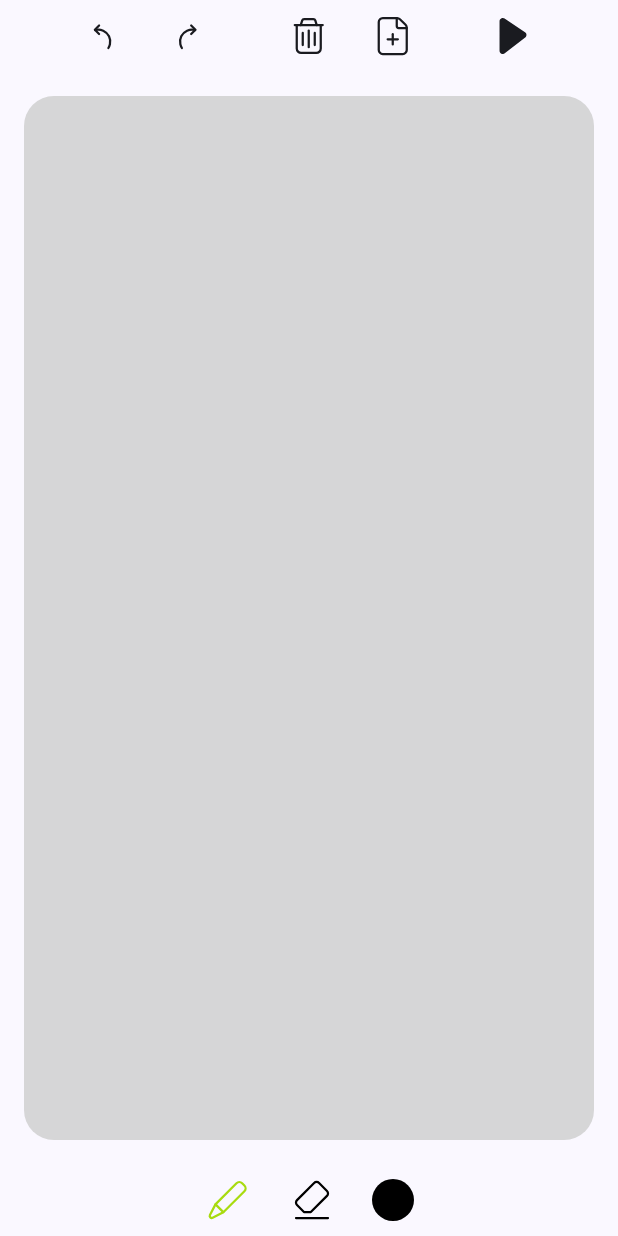
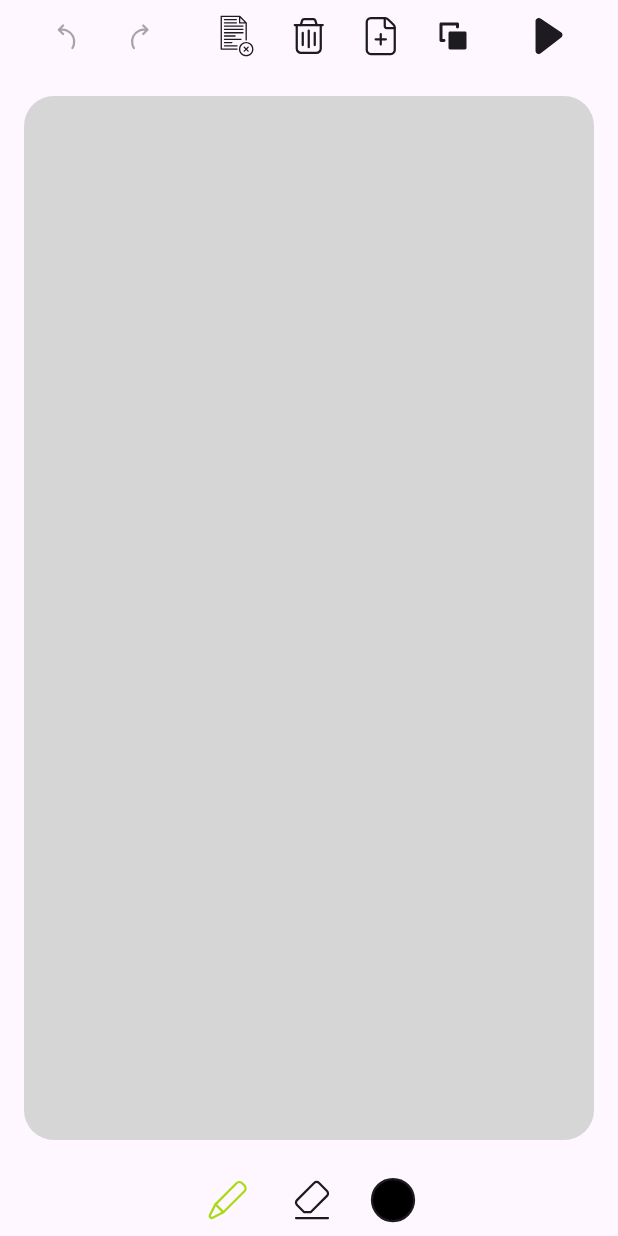
Before and after one commit to avereshchagin/Sketcher, an Android app built with Jetpack Compose: the screen it shows after launch (MainActivity), on a phone screen of 412 x 824 dp. Run offline under Robolectric (Android 15) with nearby library versions, the phone set to English and light mode, and no system bars.

Commit message:
Theme + more actions

```diff
--- a/app/src/main/kotlin/io/github/avereshchagin/sketcher/MainActivity.kt
+++ b/app/src/main/kotlin/io/github/avereshchagin/sketcher/MainActivity.kt
@@ -60,6 +60,8 @@ fun MainScreen(
         AnimationTools(
             modifier = Modifier.fillMaxWidth(),
             isPlaying = state.isPlaying,
+            canUndo = state.lastOperation > 0,
+            canRedo = state.lastOperation < state.operations.size,
             onAction = onAction
         )
 
--- a/app/src/main/kotlin/io/github/avereshchagin/sketcher/presentation/DrawUiAction.kt
+++ b/app/src/main/kotlin/io/github/avereshchagin/sketcher/presentation/DrawUiAction.kt
@@ -12,7 +12,11 @@ sealed interface DrawUiAction {
 
         data object Add : Frame
 
+        data object Copy : Frame
+
         data object Delete : Frame
+
+        data object DeleteAll : Frame
 
         data object TogglePlayPause : Frame
     }
--- a/app/src/main/kotlin/io/github/avereshchagin/sketcher/ui/components/AnimationTools.kt
+++ b/app/src/main/kotlin/io/github/avereshchagin/sketcher/ui/components/AnimationTools.kt
@@ -16,19 +16,21 @@ import io.github.avereshchagin.sketcher.ui.theme.Icons
 @Composable
 fun AnimationTools(
     isPlaying: Boolean,
+    canUndo: Boolean,
+    canRedo: Boolean,
     onAction: (DrawUiAction) -> Unit,
     modifier: Modifier = Modifier,
 ) {
     Row(
         modifier = modifier,
-        horizontalArrangement = Arrangement.spacedBy(8.dp, Alignment.CenterHorizontally),
+        horizontalArrangement = Arrangement.spacedBy(0.dp, Alignment.CenterHorizontally),
         verticalAlignment = Alignment.CenterVertically,
     ) {
         IconButton(
             onClick = {
                 onAction(DrawUiAction.Frame.Undo)
             },
-            enabled = !isPlaying,
+            enabled = !isPlaying && canUndo,
         ) {
             Icon(
                 painter = Icons.Undo,
@@ -40,7 +42,7 @@ fun AnimationTools(
             onClick = {
                 onAction(DrawUiAction.Frame.Redo)
             },
-            enabled = !isPlaying,
+            enabled = !isPlaying && canRedo,
         ) {
             Icon(
                 painter = Icons.Redo,
@@ -51,6 +53,18 @@ fun AnimationTools(
         Spacer(
             modifier = Modifier.width(16.dp)
         )
+
+        IconButton(
+            onClick = {
+                onAction(DrawUiAction.Frame.DeleteAll)
+            },
+            enabled = !isPlaying,
+        ) {
+            Icon(
+                painter = Icons.Cross,
+                contentDescription = null
+            )
+        }
 
         IconButton(
             onClick = {
@@ -76,6 +90,18 @@ fun AnimationTools(
             )
         }
 
+        IconButton(
+            onClick = {
+                onAction(DrawUiAction.Frame.Copy)
+            },
+            enabled = !isPlaying,
+        ) {
+            Icon(
+                painter = Icons.Copy,
+                contentDescription = null
+            )
+        }
+
         Spacer(
             modifier = Modifier.width(16.dp)
         )
--- a/app/src/main/kotlin/io/github/avereshchagin/sketcher/ui/components/ColorItem.kt
+++ b/app/src/main/kotlin/io/github/avereshchagin/sketcher/ui/components/ColorItem.kt
@@ -5,22 +5,24 @@ import androidx.compose.foundation.layout.Arrangement
 import androidx.compose.foundation.layout.Row
 import androidx.compose.foundation.layout.padding
 import androidx.compose.foundation.layout.size
+import androidx.compose.material3.LocalContentColor
 import androidx.compose.runtime.Composable
 import androidx.compose.ui.Modifier
 import androidx.compose.ui.graphics.Color
-import androidx.compose.ui.graphics.drawscope.DrawStyle
 import androidx.compose.ui.graphics.drawscope.Stroke
 import androidx.compose.ui.tooling.preview.Preview
 import androidx.compose.ui.unit.dp
-import io.github.avereshchagin.sketcher.ui.theme.Green
-import io.github.avereshchagin.sketcher.ui.util.ImmutableList
+import io.github.avereshchagin.sketcher.ui.theme.Colors
 
 @Composable
 fun ColorItem(
     color: Color,
     isSelected: Boolean,
-    modifier: Modifier = Modifier
+    modifier: Modifier = Modifier,
+    drawOutline: Boolean = false,
 ) {
+    val outlineColor = LocalContentColor.current
+
     Canvas(
         modifier = modifier,
     ) {
@@ -28,7 +30,14 @@ fun ColorItem(
 
         if (isSelected) {
             drawCircle(
-                color = Green,
+                color = Colors.Selected,
+                style = Stroke(width = 1.5.dp.toPx())
+            )
+        }
+
+        if (drawOutline) {
+            drawCircle(
+                color = outlineColor,
                 style = Stroke(width = 1.5.dp.toPx())
             )
         }
--- a/app/src/main/kotlin/io/github/avereshchagin/sketcher/ui/components/ColorSelector.kt
+++ b/app/src/main/kotlin/io/github/avereshchagin/sketcher/ui/components/ColorSelector.kt
@@ -101,7 +101,8 @@ fun ColorSelector(
                     } else Modifier
                 ),
             color = selectedColor,
-            isSelected = state.isVisible
+            isSelected = state.isVisible,
+            drawOutline = true,
         )
     }
 }
--- a/app/src/main/kotlin/io/github/avereshchagin/sketcher/ui/components/DrawingTools.kt
+++ b/app/src/main/kotlin/io/github/avereshchagin/sketcher/ui/components/DrawingTools.kt
@@ -5,6 +5,7 @@ import androidx.compose.foundation.layout.Row
 import androidx.compose.foundation.layout.padding
 import androidx.compose.material3.Icon
 import androidx.compose.material3.IconButton
+import androidx.compose.material3.LocalContentColor
 import androidx.compose.runtime.Composable
 import androidx.compose.ui.Alignment
 import androidx.compose.ui.Modifier
@@ -12,7 +13,7 @@ import androidx.compose.ui.graphics.Color
 import androidx.compose.ui.unit.dp
 import io.github.avereshchagin.sketcher.domain.DrawTool
 import io.github.avereshchagin.sketcher.presentation.DrawUiAction
-import io.github.avereshchagin.sketcher.ui.theme.Green
+import io.github.avereshchagin.sketcher.ui.theme.Colors
 import io.github.avereshchagin.sketcher.ui.theme.Icons
 
 @Composable
@@ -36,7 +37,7 @@ fun DrawingTools(
         ) {
             Icon(
                 painter = Icons.Pencil,
-                tint = if (selectedTool == DrawTool.PENCIL) Green else Color.Black,
+                tint = if (selectedTool == DrawTool.PENCIL) Colors.Selected else LocalContentColor.current,
                 contentDescription = null
             )
         }
@@ -49,7 +50,7 @@ fun DrawingTools(
         ) {
             Icon(
                 painter = Icons.Eraser,
-                tint = if (selectedTool == DrawTool.ERASER) Green else Color.Black,
+                tint = if (selectedTool == DrawTool.ERASER) Colors.Selected else LocalContentColor.current,
                 contentDescription = null
             )
         }
--- a/app/src/main/kotlin/io/github/avereshchagin/sketcher/ui/theme/Color.kt
+++ /dev/null
@@ -1,15 +0,0 @@
-package io.github.avereshchagin.sketcher.ui.theme
-
-import androidx.compose.ui.graphics.Color
-
-val Purple80 = Color(0xFFD0BCFF)
-val PurpleGrey80 = Color(0xFFCCC2DC)
-val Pink80 = Color(0xFFEFB8C8)
-
-val Purple40 = Color(0xFF6650a4)
-val PurpleGrey40 = Color(0xFF625b71)
-val Pink40 = Color(0xFF7D5260)
-
-val Green = Color(0xFFA8DB10)
-val ModalBackground = Color(0xFFE0E0E0)
-val ModalBorder = Color(0xFFB0B0B0)
--- /dev/null
+++ b/app/src/main/kotlin/io/github/avereshchagin/sketcher/ui/theme/Colors.kt
@@ -0,0 +1,9 @@
+package io.github.avereshchagin.sketcher.ui.theme
+
+import androidx.compose.ui.graphics.Color
+
+object Colors {
+    val Selected = Color(0xFFA8DB10)
+    val ModalBackground = Color(0xFFE0E0E0)
+    val ModalBorder = Color(0xFFB0B0B0)
+}
--- a/app/src/main/kotlin/io/github/avereshchagin/sketcher/ui/theme/Icons.kt
+++ b/app/src/main/kotlin/io/github/avereshchagin/sketcher/ui/theme/Icons.kt
@@ -22,6 +22,14 @@ object Icons {
     val Plus: Painter
         @Composable
         get() = painterResource(R.drawable.ic_plus)
+
+    val Copy: Painter
+        @Composable
+        get() = painterResource(R.drawable.ic_copy)
+
+    val Cross: Painter
+        @Composable
+        get() = painterResource(R.drawable.ic_cross)
 
     val Layers: Painter
         @Composable
--- a/app/src/main/kotlin/io/github/avereshchagin/sketcher/ui/theme/Theme.kt
+++ b/app/src/main/kotlin/io/github/avereshchagin/sketcher/ui/theme/Theme.kt
@@ -1,45 +1,34 @@
 package io.github.avereshchagin.sketcher.ui.theme
 
-import android.os.Build
 import androidx.compose.foundation.LocalIndication
 import androidx.compose.foundation.isSystemInDarkTheme
 import androidx.compose.material3.MaterialTheme
 import androidx.compose.material3.darkColorScheme
-import androidx.compose.material3.dynamicDarkColorScheme
-import androidx.compose.material3.dynamicLightColorScheme
 import androidx.compose.material3.lightColorScheme
 import androidx.compose.material3.ripple
 import androidx.compose.runtime.Composable
 import androidx.compose.runtime.CompositionLocalProvider
-import androidx.compose.ui.platform.LocalContext
+import androidx.compose.runtime.Immutable
+import androidx.compose.runtime.staticCompositionLocalOf
+import androidx.compose.ui.graphics.Color
 
-private val DarkColorScheme = darkColorScheme(
-    primary = Purple80,
-    secondary = PurpleGrey80,
-    tertiary = Pink80
+@Immutable
+data class SketcherPalette(
+    val selectedColor: Color = Color.Unspecified,
+    val normalColor: Color = Color.Unspecified,
+    val disabledColor: Color = Color.Unspecified,
 )
 
-private val LightColorScheme = lightColorScheme(
-    primary = Purple40,
-    secondary = PurpleGrey40,
-    tertiary = Pink40
-)
+val LocalSketcherPalette = staticCompositionLocalOf { SketcherPalette() }
 
 @Composable
 fun SketcherTheme(
     darkTheme: Boolean = isSystemInDarkTheme(),
-    // Dynamic color is available on Android 12+
-    dynamicColor: Boolean = true,
     content: @Composable () -> Unit
 ) {
     val colorScheme = when {
-        dynamicColor && Build.VERSION.SDK_INT >= Build.VERSION_CODES.S -> {
-            val context = LocalContext.current
-            if (darkTheme) dynamicDarkColorScheme(context) else dynamicLightColorScheme(context)
-        }
-
-        darkTheme -> DarkColorScheme
-        else -> LightColorScheme
+        darkTheme -> darkColorScheme()
+        else -> lightColorScheme()
     }
 
     val rippleIndication = ripple(bounded = false)
--- /dev/null
+++ b/app/src/main/res/drawable/ic_copy.xml
@@ -0,0 +1,9 @@
+<vector xmlns:android="http://schemas.android.com/apk/res/android"
+    android:width="24dp"
+    android:height="24dp"
+    android:viewportWidth="24"
+    android:viewportHeight="24">
+  <path
+      android:fillColor="#FF000000"
+      android:pathData="M21,10V20a1,1 0,0 1,-1 1H10a1,1 0,0 1,-1 -1V10a1,1 0,0 1,1 -1H20A1,1 0,0 1,21 10ZM6,14H5V5h9V6a1,1 0,0 0,2 0V4a1,1 0,0 0,-1 -1H4A1,1 0,0 0,3 4V15a1,1 0,0 0,1 1H6a1,1 0,0 0,0 -2Z"/>
+</vector>
--- /dev/null
+++ b/app/src/main/res/drawable/ic_cross.xml
@@ -0,0 +1,27 @@
+<vector xmlns:android="http://schemas.android.com/apk/res/android" android:height="28dp" android:viewportHeight="64" android:viewportWidth="64" android:width="28dp">
+
+    <path android:fillColor="#28282b" android:pathData="M46,41A11,11 0,1 0,57 52,11.013 11.013,0 0,0 46,41ZM46,61a9,9 0,1 1,9 -9A9.01,9.01 0,0 1,46 61Z"/>
+
+    <path android:fillColor="#28282b" android:pathData="M49.707,48.293a1,1 0,0 0,-1.414 0L46,50.586l-2.293,-2.293a1,1 0,0 0,-1.414 1.414L44.586,52l-2.293,2.293a1,1 0,1 0,1.414 1.414L46,53.414l2.293,2.293a1,1 0,0 0,1.414 -1.414L47.414,52l2.293,-2.293A1,1 0,0 0,49.707 48.293Z"/>
+
+    <path android:fillColor="#28282b" android:pathData="M32,51H9V3H35v9a1,1 0,0 0,1 1h9V38a1,1 0,0 0,2 0V12a1.09,1.09 0,0 0,-0.293 -0.707l-10,-10A1.116,1.116 0,0 0,36 1H8A1,1 0,0 0,7 2V52a1,1 0,0 0,1 1H32a1,1 0,0 0,0 -2ZM43.586,11H37V4.414Z"/>
+
+    <path android:fillColor="#28282b" android:pathData="M13,8H31a1,1 0,0 0,0 -2H13a1,1 0,0 0,0 2Z"/>
+
+    <path android:fillColor="#28282b" android:pathData="M13,13H31a1,1 0,0 0,0 -2H13a1,1 0,0 0,0 2Z"/>
+
+    <path android:fillColor="#28282b" android:pathData="M41,16H13a1,1 0,0 0,0 2H41a1,1 0,0 0,0 -2Z"/>
+
+    <path android:fillColor="#28282b" android:pathData="M41,21H13a1,1 0,0 0,0 2H41a1,1 0,0 0,0 -2Z"/>
+
+    <path android:fillColor="#28282b" android:pathData="M42,27a1,1 0,0 0,-1 -1H13a1,1 0,0 0,0 2H41A1,1 0,0 0,42 27Z"/>
+
+    <path android:fillColor="#28282b" android:pathData="M13,33H29a1,1 0,0 0,0 -2H13a1,1 0,0 0,0 2Z"/>
+
+    <path android:fillColor="#28282b" android:pathData="M39,37a1,1 0,0 0,-1 -1H13a1,1 0,0 0,0 2H38A1,1 0,0 0,39 37Z"/>
+
+    <path android:fillColor="#28282b" android:pathData="M13,41a1,1 0,0 0,0 2H24a1,1 0,0 0,0 -2Z"/>
+
+    <path android:fillColor="#28282b" android:pathData="M32,46H13a1,1 0,0 0,0 2H32a1,1 0,0 0,0 -2Z"/>
+
+</vector>
```
Also changed, not shown: app/src/main/kotlin/io/github/avereshchagin/sketcher/domain/FramesLogic.kt (+20 -0 lines), app/src/main/kotlin/io/github/avereshchagin/sketcher/presentation/DrawViewModel.kt (+24 -0 lines), app/src/main/kotlin/io/github/avereshchagin/sketcher/ui/components/FullPalette.kt (+3 -4 lines), app/src/main/kotlin/io/github/avereshchagin/sketcher/ui/components/ShortPalette.kt (+5 -6 lines).
